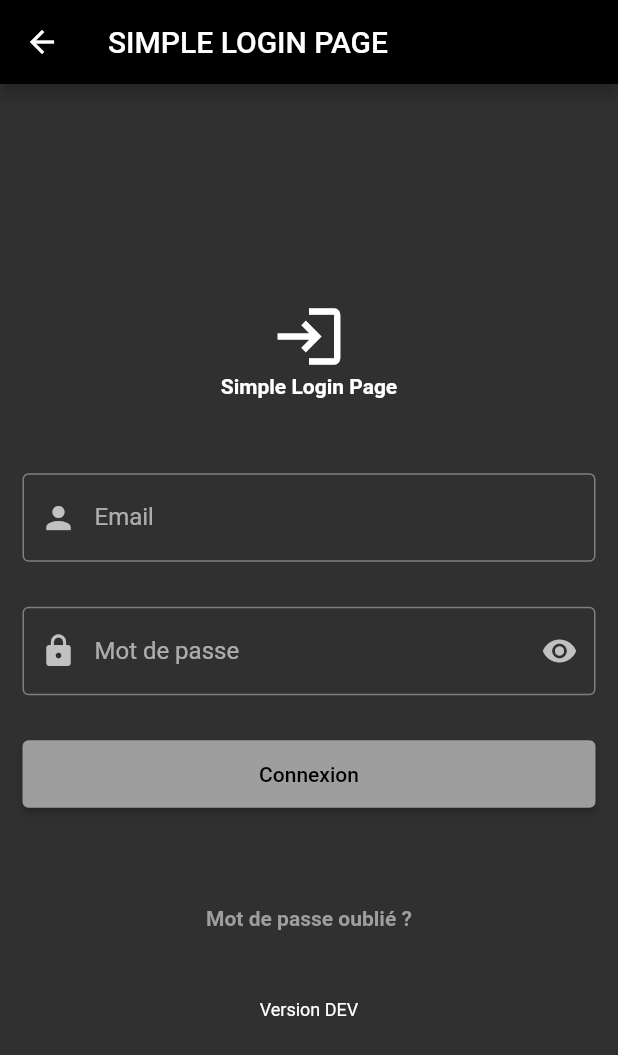
After one commit to LiiOr/LiiOr.github.io, a Flutter app: the screen it shows after launch, after a tap on the "login" icon, on a phone screen of 412 x 824 dp. The commit adds this screen. Shown: the top 1055 px of the screen. Run offline on Flutter 3.47's test engine with Material 2 defaults, Android fonts, the phone set to English and light mode, and no system bars; our stand-ins replace shared_preferences; missing offline and left inert: dart:js.

Commit message:
ajout simple loginpage

```diff
--- a/lib/globals.dart
+++ b/lib/globals.dart
@@ -1,5 +1,6 @@
 import 'package:flutter/material.dart';
 import 'package:minijeux/chatbot_game.dart';
+import 'package:minijeux/loginpage.dart';
 import 'package:minijeux/memory_game.dart';
 import 'package:minijeux/pong_game.dart';
 import 'package:minijeux/snake_game.dart';
@@ -49,7 +50,8 @@ class Tool {
 }
 
 List<Tool> toolkit = [
-  Tool(title: "C H A T  B O T", toolWidget: const ChatbotGame(), icon: const Icon(Icons.chat, color: Colors.white))
+  Tool(title: "L O G I N  P A G E", toolWidget: const LoginScreen(), icon: const Icon(Icons.login, color: Colors.white)),
+  Tool(title: "C H A T  B O T", toolWidget: const ChatbotGame(), icon: const Icon(Icons.chat, color: Colors.white)),
 ];
 
 double screenWidth = 0.0;
--- /dev/null
+++ b/lib/loginpage.dart
@@ -0,0 +1,162 @@
+import 'package:flutter/material.dart';
+import 'package:minijeux/main.dart';
+
+class LoginScreen extends StatefulWidget {
+  //final String logoImagePath;
+
+  const LoginScreen({
+    Key? key, /*required this.logoImagePath,*/
+  }) : super(key: key);
+  @override
+  State<LoginScreen> createState() => _LoginScreenState();
+}
+
+class _LoginScreenState extends State<LoginScreen> {
+  //final storage = const FlutterSecureStorage();
+  final _formKey = GlobalKey<FormState>();
+  AutovalidateMode autovalidateMode = AutovalidateMode.disabled;
+  final TextEditingController _emailController = TextEditingController();
+  final TextEditingController _passwordController = TextEditingController();
+  bool errorMsg = false;
+  bool _obscureText = true;
+  //final HttpService httpService = HttpService();
+
+  /*login() async {
+    if (_formKey.currentState!.validate()) {
+      await Future.delayed(const Duration(seconds: 1));
+      Map<String, String> data = {
+        'email': _emailController.text.trim(),
+        'password': _passwordController.text,
+      };
+      http.Response response = await httpService.post('/user/login', data);
+      var jsonData = json.decode(response.body);
+      if (response.statusCode == 200 || response.statusCode == 201) {
+        await storage.write(key: 'token', value: jsonData['token']);
+        if (context.mounted) Navigator.pushReplacementNamed(context, homeRoute);
+      } else if (response.statusCode == 403) {
+        setState(() {
+          errorMsg = true;
+        });
+      }
+    } else {
+      autovalidateMode = AutovalidateMode.always;
+      setState(() {});
+    }
+  }*/
+
+  @override
+  Widget build(BuildContext context) {
+    //final size = MediaQuery.of(context).size;
+    return Scaffold(
+      appBar: AppBar(
+          title: const Text('SIMPLE LOGIN PAGE'),
+          backgroundColor: Theme.of(context).primaryColor,
+        ),
+        body: Center(
+            child: Container(
+                padding: const EdgeInsets.all(15.0),
+                child: Column(
+                    mainAxisAlignment: MainAxisAlignment.center,
+                    crossAxisAlignment: CrossAxisAlignment.center,
+                    children: [
+                      //Image.asset(widget.logoImagePath, height: size.height * 0.2),
+                      const Icon(Icons.login, size: 50.0),
+                      const Text('Simple Login Page', style: TextStyle(fontWeight: FontWeight.bold),),
+                      const SizedBox(height: 50),
+                      Form(
+                        autovalidateMode: autovalidateMode,
+                        key: _formKey,
+                        child: SizedBox(
+                            width: 500,
+                            child: Column(
+                              children: [
+                                TextFormField(
+                                  controller: _emailController,
+                                  validator: (value) {
+                                    if (value!.isEmpty) {
+                                      return 'Veuillez renseigner une adresse email';
+                                    }
+                                    if (value.isValidEmail() == false) {
+                                      return 'Le format de votre email est invalide';
+                                    }
+                                    return null;
+                                  },
+                                  keyboardType: TextInputType.emailAddress,
+                                  decoration: InputDecoration(
+                                      prefixIcon: const Icon(Icons.person),
+                                      labelText: 'Email',
+                                      border: const OutlineInputBorder(),
+                                      errorText: errorMsg
+                                          ? "Paire email / mdp incorrecte."
+                                          : null),
+                                ),
+                                const SizedBox(height: 30),
+                                TextFormField(
+                                  controller: _passwordController,
+                                  validator: (value) {
+                                    if (value!.isEmpty) {
+                                      return 'Veuillez renseigner votre mot de passe';
+                                    }
+                                    return null;
+                                  },
+                                  onFieldSubmitted: (value) {
+                                    //login();
+                                  },
+                                  obscureText: _obscureText,
+                                  decoration: InputDecoration(
+                                      prefixIcon: const Icon(Icons.lock),
+                                      labelText: 'Mot de passe',
+                                      border: const OutlineInputBorder(),
+                                      suffixIcon: IconButton(
+                                        onPressed: () {
+                                          setState(() {
+                                            _obscureText = !_obscureText;
+                                          });
+                                        },
+                                        icon: const Icon(
+                                            Icons.remove_red_eye_sharp),
+                                      ),
+                                      errorText: errorMsg
+                                          ? "Paire email / mdp incorrecte."
+                                          : null),
+                                ),
+                                const SizedBox(height: 30),
+                                SizedBox(
+                                  width: 500,
+                                  height: 45,
+                                  child: ElevatedButton(
+                                      onPressed: () {
+                                        //login();
+                                      },
+                                      child: const Text('Connexion')),
+                                ),
+                                const SizedBox(height: 50),
+                                TextButton(
+                                    onPressed: () {
+                                      /*Navigator.of(context).push(
+                                        MaterialPageRoute(
+                                          builder: (context) =>
+                                              const ResetPasswordScreen(),
+                                        ),
+                                      );*/
+                                    },
+                                    child: const Text('Mot de passe oublié ?',
+                                        style: TextStyle(fontWeight: FontWeight.bold))),
+                              ],
+                            )),
+                      ),
+                      const SizedBox(height: 30),
+                      Center(
+                          child: Text('Version $numVersion',
+                              style: const TextStyle(fontSize: 12)))
+                    ]))));
+  }
+}
+
+extension EmailValidator on String {
+  bool isValidEmail() {
+    return RegExp(
+            r'^(([^<>()[\]\\.,;:\s@\"]+(\.[^<>()[\]\\.,;:\s@\"]+)*)|(\".+\"))@((\[[0-9]{1,3}\.[0-9]{1,3}\.[0-9]{1,3}\.[0-9]{1,3}\])|(([a-zA-Z\-0-9]+\.)+[a-zA-Z]{2,}))$')
+        .hasMatch(this);
+  }
+}
```
Also changed, not shown: 1 other file.
